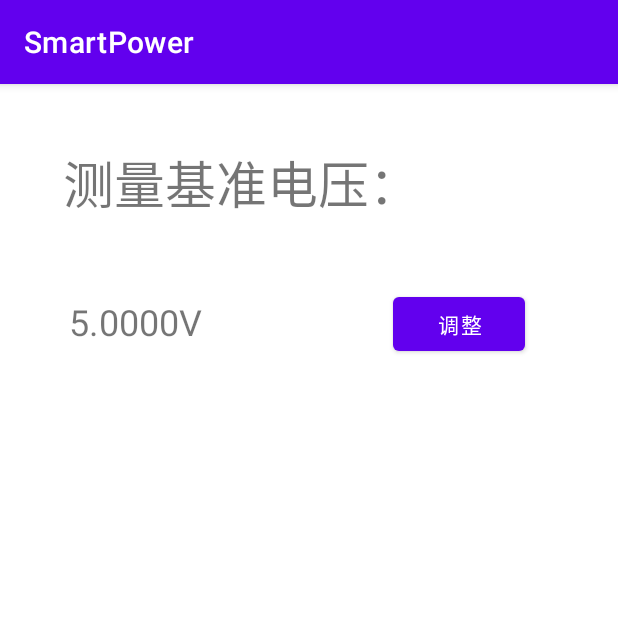
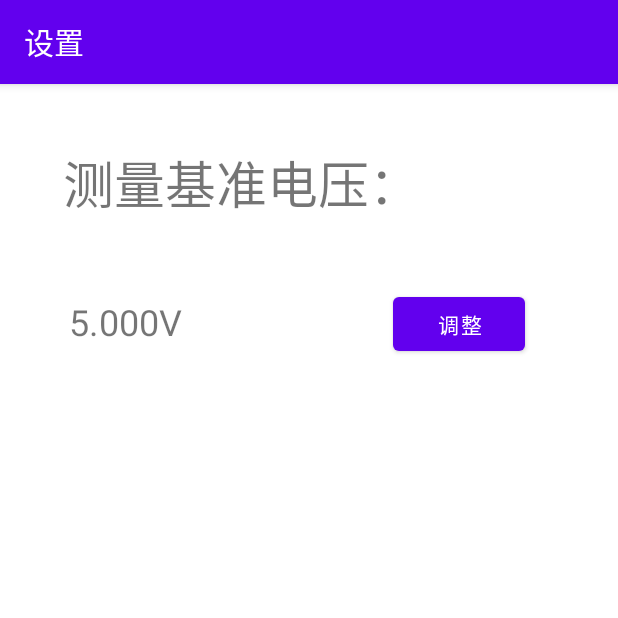
Before and after one commit to AzzyZhe/SmartPower, an Android app: the PreferenceActivity screen opened directly, with no data from a screen before it, after a tap on "确认", on a phone screen of 412 x 824 dp, the top half of it. Run offline under Robolectric (Android 15) with nearby library versions, the phone set to English and light mode, and no system bars; 1 other tap on this screen came first.

Commit message:
修改了app名等细枝末节

```diff
--- a/app/build.gradle.kts
+++ b/app/build.gradle.kts
@@ -11,8 +11,8 @@ android {
         applicationId = "org.azzyzhe.smartpower"
         minSdk = 24
         targetSdk = 33
-        versionCode = 2
-        versionName = "1.1"
+        versionCode = 3
+        versionName = "1.1.1"
 
         testInstrumentationRunner = "androidx.test.runner.AndroidJUnitRunner"
         vectorDrawables {
--- a/app/src/main/AndroidManifest.xml
+++ b/app/src/main/AndroidManifest.xml
@@ -27,18 +27,19 @@
         tools:targetApi="31">
         <activity
             android:name=".PreferenceActivity"
+            android:label="设置"
             android:exported="false" />
         <activity
             android:name=".DeviceActivity"
             android:exported="false" />
+
+<!--        android:label="@string/app_name"-->
         <activity
             android:name=".MainActivity"
             android:exported="true"
-            android:label="蓝牙通信调试"
             android:theme="@style/Theme.SmartPower">
             <intent-filter>
                 <action android:name="android.intent.action.MAIN" />
-
                 <category android:name="android.intent.category.LAUNCHER" />
             </intent-filter>
         </activity>
--- a/app/src/main/java/org/azzyzhe/smartpower/PreferenceActivity.java
+++ b/app/src/main/java/org/azzyzhe/smartpower/PreferenceActivity.java
@@ -22,7 +22,7 @@ public class PreferenceActivity extends AppCompatActivity {
     @Override
     protected void onCreate(Bundle savedInstanceState) {
         super.onCreate(savedInstanceState);
-        Toast.makeText(this, "Preference页onCreate执行", Toast.LENGTH_SHORT).show();
+//        Toast.makeText(this, "Preference页onCreate执行", Toast.LENGTH_SHORT).show();
         setContentView(R.layout.activity_preferencepage); //之前忘记先聚焦到此页了
         sharedPreferences = getSharedPreferences("my_preferences", MODE_PRIVATE);
 
@@ -37,14 +37,14 @@ public class PreferenceActivity extends AppCompatActivity {
         }
 
         baseVolt = sharedPreferences.getFloat("baseVoltage",5.0f);
-        baseVolt_disp.setText(String.format("%.4fV", baseVolt));
+        baseVolt_disp.setText(String.format("%.3fV", baseVolt));
 
         button_adjust.setOnClickListener(new View.OnClickListener() {
             @Override
             public void onClick(View view) {
                 if(!b_button_isAdjusting) {
                     baseVolt = sharedPreferences.getFloat("baseVoltage",5.0f);
-                    baseVolt_input.setText(String.format("%.4f",baseVolt));
+                    baseVolt_input.setText(String.format("%.3f",baseVolt));
 
                     baseVolt_disp.setVisibility(View.INVISIBLE);
                     baseVolt_input.setVisibility(View.VISIBLE);
@@ -65,10 +65,10 @@ public class PreferenceActivity extends AppCompatActivity {
 
                         editor.putFloat("baseVoltage", (float)baseVolt);
                         editor.apply();
-                        Toast.makeText(PreferenceActivity.this, String.format("已修改基准电压为%.4fV", newVolt), Toast.LENGTH_SHORT).show();
+                        Toast.makeText(PreferenceActivity.this, String.format("已修改基准电压为%.3fV", newVolt), Toast.LENGTH_SHORT).show();
 
                         baseVolt = sharedPreferences.getFloat("baseVoltage",5.0f);
-                        baseVolt_disp.setText(String.format("%.4fV",baseVolt));
+                        baseVolt_disp.setText(String.format("%.3fV",baseVolt));
 
                         baseVolt_disp.setVisibility(View.VISIBLE);
                         baseVolt_input.setVisibility(View.INVISIBLE);
--- a/app/src/main/res/layout/activity_device.xml
+++ b/app/src/main/res/layout/activity_device.xml
@@ -7,7 +7,7 @@
         android:layout_width="match_parent"
         android:layout_height="match_parent"
         tools:context="bluetoothtoserial.DeviceActivity" >
-        <!-- 此处我从教程里删了一些用不到的东西 -->
+        <!-- 此处从教程里删了一些用不到的东西 -->
 
         <ListView
             android:id="@+id/DeviceView"
--- a/app/src/main/res/values/strings.xml
+++ b/app/src/main/res/values/strings.xml
@@ -1,5 +1,5 @@
 <resources>
-    <string name="app_name">SmartPower</string>
+    <string name="app_name">可编程电源</string>
     <string name="title_activity_first">FirstActivity</string>
     <string name="title_activity_initialization">InitializationActivity</string>
 </resources>
```
